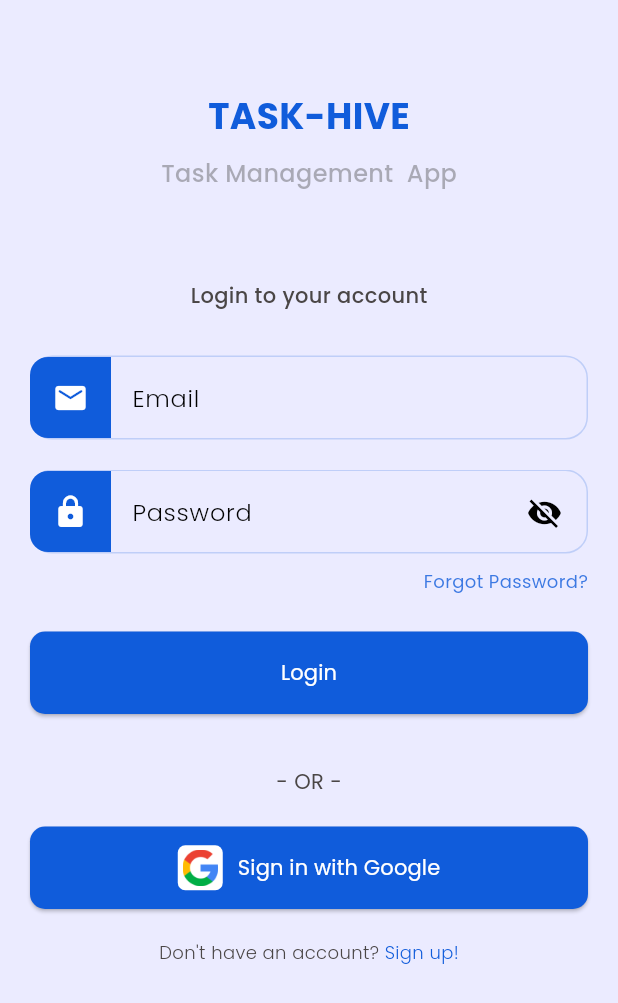
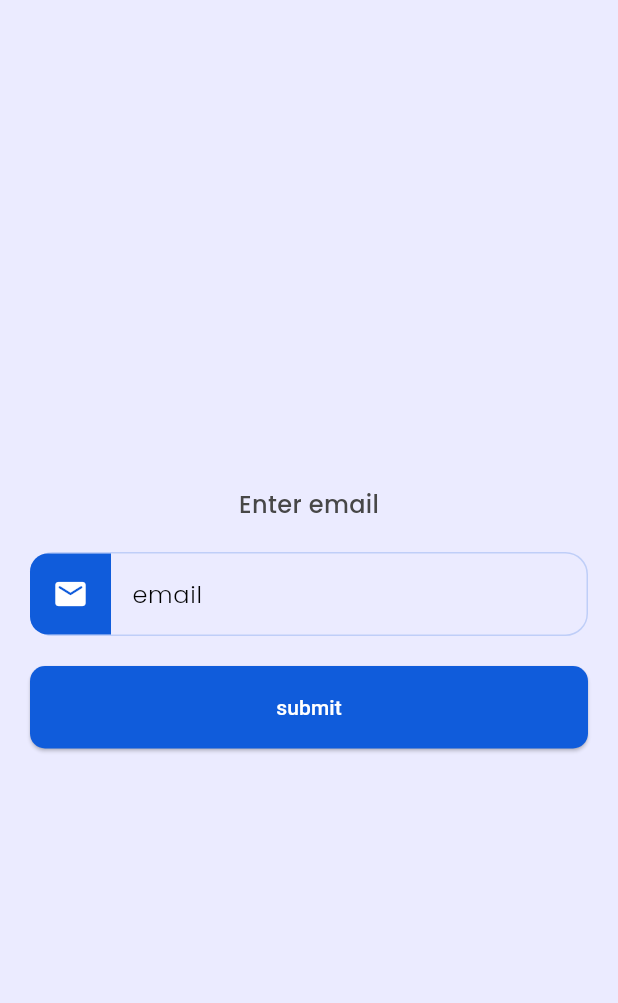
Before and after one commit to Tahsin007/nstu-codebreakers, a Flutter app: the screen it shows after launch, after a tap on "Skip", after a tap on "Forgot Password?", on a phone screen of 412 x 824 dp. Shown: the top 1003 px of the screen. Run offline on Flutter 3.47's test engine with Material 3 defaults, Android fonts, the phone set to English and light mode, and no system bars; our stand-ins replace dartz, equatable, flutter_bloc, flutter_dotenv, get_it, go_router and 4 more; accounts and stored records are empty.

Commit message:
Feature/forget-password: Implement forget password. Work on email verification.

```diff
--- a/task_hive/lib/core/di/di.dart
+++ b/task_hive/lib/core/di/di.dart
@@ -4,6 +4,7 @@ import 'package:task_hive/features/auth/data/data_source/remote/auth_data_source
 import 'package:task_hive/features/auth/data/repository/auth_reposity_impl.dart';
 import 'package:task_hive/features/auth/domain/repository/auth_repository.dart';
 import 'package:task_hive/features/auth/domain/use_case/auth_use_case.dart';
+import 'package:task_hive/features/auth/presentation/cubits/auth/forget_password/forget_pass_cubit.dart';
 import 'package:task_hive/features/auth/presentation/cubits/auth/sign_up/sign_up_cubit.dart';
 
 import '../../features/auth/presentation/cubits/auth/sign_in/sign_in_cubit.dart';
@@ -33,12 +34,16 @@ void setupLocator() {
   getIt.registerFactory(() => OnboardingCubit(getIt.call()));
   getIt.registerFactory<SignUpCubit>(() => SignUpCubit(getIt.call()));
   getIt.registerFactory<SignInCubit>(() => SignInCubit(getIt.call()));
+  getIt.registerFactory<ForgetPasswordCubit>(
+      () => ForgetPasswordCubit(getIt.call()));
 
   ///Register UseCases
   getIt.registerLazySingleton<OnboardingUseCase>(
       () => OnboardingUseCase(getIt.call()));
   getIt.registerLazySingleton<SignUpUseCase>(() => SignUpUseCase(getIt.call()));
   getIt.registerLazySingleton<SignInUseCase>(() => SignInUseCase(getIt.call()));
+  getIt.registerLazySingleton<ForgetPasswordUseCase>(
+      () => ForgetPasswordUseCase(getIt.call()));
 
   /// Register Repositories
   getIt.registerLazySingleton<OnboardingRepository>(
--- a/task_hive/lib/core/navigation/router_config.dart
+++ b/task_hive/lib/core/navigation/router_config.dart
@@ -1,4 +1,5 @@
 import 'package:go_router/go_router.dart';
+import 'package:task_hive/features/auth/presentation/screens/forget_pass_screen.dart';
 import 'package:task_hive/features/auth/presentation/screens/sign_up_screen.dart';
 import 'package:task_hive/features/auth/presentation/screens/signin_screen.dart';
 import 'package:task_hive/features/onboarding/presentation/screens/onboard_screen_1.dart';
@@ -49,6 +50,10 @@ class MyRouterConfig {
         path: "/${MyRoutes.signUpRoute}",
         builder: (context, state) => const SignUpScreen(),
       ),
+      GoRoute(
+        path: MyRoutes.forgotPassword,
+        builder: (context, state) => const ForgetPasswordScreen(),
+      ),
     ],
   );
 }
--- a/task_hive/lib/core/navigation/routes.dart
+++ b/task_hive/lib/core/navigation/routes.dart
@@ -8,7 +8,7 @@ class MyRoutes {
 
   static String signUpRoute = 'signUp';
 
-  static String forgotPassword = 'forgotPassword';
+  static String forgotPassword = '/forgotPassword';
   static String otpRoute = 'otp';
 
   static String signInRoute = '/signIn';
--- a/task_hive/lib/features/auth/data/data_source/remote/auth_data_source.dart
+++ b/task_hive/lib/features/auth/data/data_source/remote/auth_data_source.dart
@@ -3,7 +3,7 @@ import '../../../domain/entity/user_info.dart';
 abstract class AuthDataSource {
   Future<void> signUp(UserInfo userInfo);
   Future<void> signIn(UserInfo userInfo);
-  Future<void> forgetPassword();
+  Future<void> forgetPassword(String email);
   Future<void> verifyOtp();
   Future<void> addUser(UserInfo userInfo);
   Future<Map<String, dynamic>> getUser();
--- a/task_hive/lib/features/auth/data/data_source/remote/auth_data_source_impl.dart
+++ b/task_hive/lib/features/auth/data/data_source/remote/auth_data_source_impl.dart
@@ -13,12 +13,6 @@ class AuthDataSourceImpl implements AuthDataSource {
             supabaseClient ?? getIt<AuthService>().getSupabaseClient();
 
   @override
-  Future<void> forgetPassword() {
-    // TODO: implement forgetPassword
-    throw UnimplementedError();
-  }
-
-  @override
   Future<void> signIn(UserInfo userInfo) async {
     final res = await authClient.signInWithPassword(
       email: userInfo.email ?? '',
@@ -32,6 +26,11 @@ class AuthDataSourceImpl implements AuthDataSource {
       email: userInfo.email ?? '',
       password: userInfo.password ?? '',
     );
+  }
+
+  @override
+  Future<void> forgetPassword(String email) async {
+    await authClient.resetPasswordForEmail(email);
   }
 
   @override
--- a/task_hive/lib/features/auth/data/repository/auth_reposity_impl.dart
+++ b/task_hive/lib/features/auth/data/repository/auth_reposity_impl.dart
@@ -14,9 +14,13 @@ class AuthReposityImpl implements AuthRepository {
   AuthReposityImpl(this._authDataSource);
 
   @override
-  Future<Either<UserInfo, Failure>> forgetPassword() {
-    // TODO: implement forgetPassword
-    throw UnimplementedError();
+  Future<Either<Success, Failure>> forgetPassword(String email) async {
+    try {
+      await _authDataSource.forgetPassword(email);
+      return Left(Success('OTP sent to your email'));
+    } catch (e) {
+      return Right(Failure(e.toString()));
+    }
   }
 
   @override
--- a/task_hive/lib/features/auth/domain/repository/auth_repository.dart
+++ b/task_hive/lib/features/auth/domain/repository/auth_repository.dart
@@ -7,6 +7,6 @@ import '../entity/user_info.dart';
 abstract class AuthRepository {
   Future<Either<Success, Failure>> signUp(UserInfo userInfo);
   Future<Either<Success, Failure>> signIn(UserInfo userInfo);
-  Future<Either<UserInfo, Failure>> forgetPassword();
+  Future<Either<Success, Failure>> forgetPassword(String email);
   Future<Either<UserInfo, Failure>> verifyOtp();
 }
--- a/task_hive/lib/features/auth/domain/use_case/auth_use_case.dart
+++ b/task_hive/lib/features/auth/domain/use_case/auth_use_case.dart
@@ -25,3 +25,13 @@ class SignInUseCase extends BaseUseCase<UserInfo, Success, Failure> {
     return await _authRepository.signIn(input);
   }
 }
+
+class ForgetPasswordUseCase extends BaseUseCase<String, Success, Failure> {
+  final AuthRepository _authRepository;
+  ForgetPasswordUseCase(this._authRepository);
+
+  @override
+  Future<Either<Success, Failure>> call(String input) async {
+    return await _authRepository.forgetPassword(input);
+  }
+}
--- /dev/null
+++ b/task_hive/lib/features/auth/presentation/cubits/auth/forget_password/forget_pass_cubit.dart
@@ -0,0 +1,26 @@
+import 'package:flutter_bloc/flutter_bloc.dart';
+import 'package:equatable/equatable.dart';
+
+import '../../../../../../core/io/failure.dart';
+import '../../../../../../core/io/success.dart';
+import '../../../../domain/use_case/auth_use_case.dart';
+
+part 'forget_pass_state.dart';
+
+class ForgetPasswordCubit extends Cubit<ForgetPasswordState> {
+  ForgetPasswordCubit(this._forgetPasswordUseCase)
+      : super(ForgetPasswordInitial());
+
+  final ForgetPasswordUseCase _forgetPasswordUseCase;
+
+  void forgetPassword(String email) async {
+    emit(ForgetPasswordLoading());
+    final res = await _forgetPasswordUseCase.call(email);
+
+    res.fold((l) {
+      emit(ForgetPasswordSuccess(l));
+    }, (r) {
+      emit(ForgetPasswordFailed(r));
+    });
+  }
+}
--- /dev/null
+++ b/task_hive/lib/features/auth/presentation/cubits/auth/forget_password/forget_pass_state.dart
@@ -0,0 +1,20 @@
+part of 'forget_pass_cubit.dart';
+
+class ForgetPasswordState extends Equatable {
+  @override
+  List<Object?> get props => [];
+}
+
+class ForgetPasswordSuccess extends ForgetPasswordState {
+  final Success success;
+  ForgetPasswordSuccess(this.success);
+}
+
+class ForgetPasswordFailed extends ForgetPasswordState {
+  final Failure failure;
+  ForgetPasswordFailed(this.failure);
+}
+
+class ForgetPasswordLoading extends ForgetPasswordState {}
+
+class ForgetPasswordInitial extends ForgetPasswordState {}
--- /dev/null
+++ b/task_hive/lib/features/auth/presentation/screens/forget_pass_screen.dart
@@ -0,0 +1,116 @@
+import 'package:flutter/material.dart';
+import 'package:flutter_bloc/flutter_bloc.dart';
+import 'package:go_router/go_router.dart';
+import 'package:task_hive/core/extensions/app_extension.dart';
+import 'package:task_hive/core/navigation/router_config.dart';
+import 'package:task_hive/core/navigation/routes.dart';
+import 'package:task_hive/features/auth/presentation/cubits/auth/forget_password/forget_pass_cubit.dart';
+import 'package:task_hive/features/auth/presentation/cubits/validation/email_validation_cubit.dart';
+import 'package:task_hive/features/auth/presentation/widgets/email_field.dart';
+
+import '../../../../core/di/di.dart';
+import '../../../../core/validators/input_field_validation.dart';
+
+class ForgetPasswordScreen extends StatefulWidget {
+  const ForgetPasswordScreen({super.key});
+
+  @override
+  State<ForgetPasswordScreen> createState() => _ForgetPasswordScreenState();
+}
+
+class _ForgetPasswordScreenState extends State<ForgetPasswordScreen> {
+  final _emailCtrl = TextEditingController();
+  final _emailCubit = EmailValidationCubit();
+
+  final _forgetPassCubit = getIt<ForgetPasswordCubit>();
+
+  @override
+  void dispose() {
+    _emailCtrl.dispose();
+    _forgetPassCubit.close();
+    super.dispose();
+  }
+
+  @override
+  Widget build(BuildContext context) {
+    final textTheme = Theme.of(context).textTheme;
+    final colorScheme = Theme.of(context).colorScheme;
+    return Scaffold(
+      body: SafeArea(
+        child: Padding(
+          padding: const EdgeInsets.symmetric(horizontal: 20),
+          child: Column(
+            mainAxisAlignment: MainAxisAlignment.center,
+            children: [
+              Text(
+                'Enter email',
+                style: textTheme.textBaseMedium.copyWith(
+                  color: colorScheme.tertiary,
+                ),
+              ),
+              const SizedBox(height: 20),
+              EmailField(
+                screenSize: MediaQuery.sizeOf(context).width,
+                hintText: 'email',
+                controller: _emailCtrl,
+                emailCubit: _emailCubit,
+              ),
+              const SizedBox(height: 20),
+              ElevatedButton(
+                onPressed: () {
+                  _validateInput();
+                },
+                child: BlocConsumer<ForgetPasswordCubit, ForgetPasswordState>(
+                  bloc: _forgetPassCubit,
+                  listener: (context, state) {
+                    if (state is ForgetPasswordFailed) {
+                      _showSnackbar(
+                        context,
+                        state.failure.message,
+                        colorScheme.error,
+                      );
+                    } else if (state is ForgetPasswordSuccess) {
+                      context.go(MyRoutes.signInRoute);
+                    }
+                  },
+                  builder: (context, state) {
+                    if (state is ForgetPasswordLoading) {
+                      return const CircularProgressIndicator();
+                    }
+                    return const Text('submit');
+                  },
+                ),
+              ),
+            ],
+          ),
+        ),
+      ),
+    );
+  }
+
+  void _showSnackbar(BuildContext context, String msg, Color color) {
+    ScaffoldMessenger.of(context).showSnackBar(
+      SnackBar(
+        backgroundColor: color,
+        content: Text(
+          msg,
+          style: Theme.of(context).textTheme.textSmRegular,
+        ),
+      ),
+    );
+  }
+
+  void _validateInput() {
+    final validator = InputFieldValidation();
+    bool isEmailValid = validator.emailValidation(_emailCtrl.text);
+    _emailCubit.showError(null);
+
+    if (!isEmailValid) {
+      _emailCubit.showError('invalid email');
+    }
+
+    if (isEmailValid) {
+      _forgetPassCubit.forgetPassword(_emailCtrl.text);
+    }
+  }
+}
--- a/task_hive/lib/features/auth/presentation/screens/signin_screen.dart
+++ b/task_hive/lib/features/auth/presentation/screens/signin_screen.dart
@@ -117,7 +117,9 @@ class _SignInScreenState extends State<SignInScreen> {
                   color: colorScheme.primary.withOpacity(0.8),
                 ),
               ),
-              onTap: () {},
+              onTap: () {
+                context.push(MyRoutes.forgotPassword);
+              },
             ),
           ],
         ),
```
